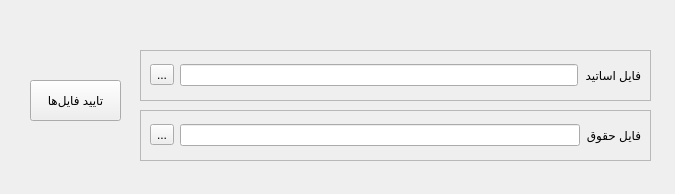
soda-sh/uni-salary, file rawUi/prompt.ui: the form before one commit.
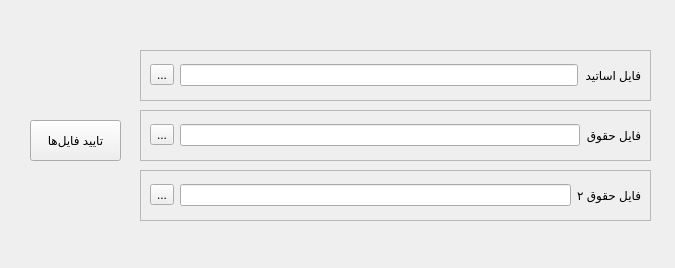
The form after the commit.

Commit message: Add input field for second salary file

Patch:
```diff
--- a/rawUi/prompt.ui
+++ b/rawUi/prompt.ui
@@ -7,7 +7,7 @@
     <x>0</x>
     <y>0</y>
     <width>675</width>
-    <height>194</height>
+    <height>268</height>
    </rect>
   </property>
   <property name="windowTitle">
@@ -87,7 +87,7 @@
    <property name="geometry">
     <rect>
      <x>30</x>
-     <y>80</y>
+     <y>120</y>
      <width>91</width>
      <height>41</height>
     </rect>
@@ -96,6 +96,41 @@
     <string>تایید فایل‌ها</string>
    </property>
   </widget>
+  <widget class="QFrame" name="profSalaryFrame2">
+   <property name="geometry">
+    <rect>
+     <x>140</x>
+     <y>170</y>
+     <width>511</width>
+     <height>51</height>
+    </rect>
+   </property>
+   <property name="frameShape">
+    <enum>QFrame::StyledPanel</enum>
+   </property>
+   <property name="frameShadow">
+    <enum>QFrame::Raised</enum>
+   </property>
+   <layout class="QGridLayout" name="gridLayout_3">
+    <item row="0" column="1">
+     <widget class="QLineEdit" name="profSalaryPath2"/>
+    </item>
+    <item row="0" column="3">
+     <widget class="QLabel" name="profSalaryLabel2">
+      <property name="text">
+       <string>فایل حقوق ۲</string>
+      </property>
+     </widget>
+    </item>
+    <item row="0" column="0">
+     <widget class="QToolButton" name="profSalaryExplore2">
+      <property name="text">
+       <string>...</string>
+      </property>
+     </widget>
+    </item>
+   </layout>
+  </widget>
  </widget>
  <resources/>
  <connections/>
```
